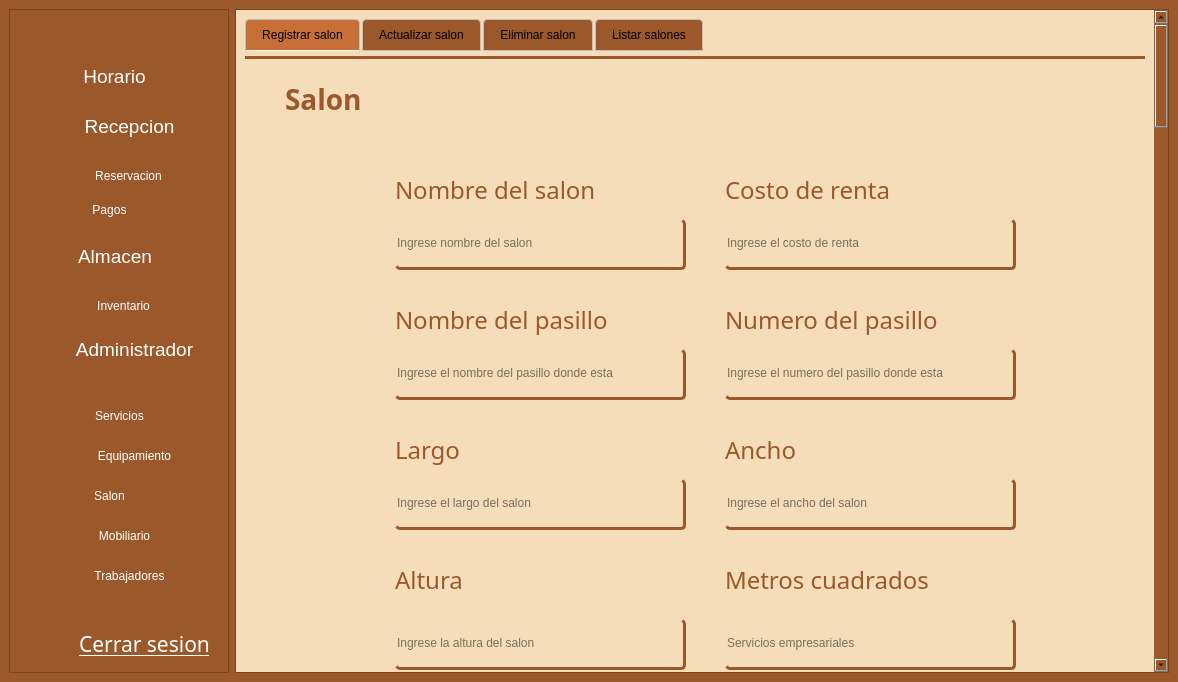
Qt form gui/admin_screen.ui (asp-laboratories/BookingRoom_Software) before a commit.
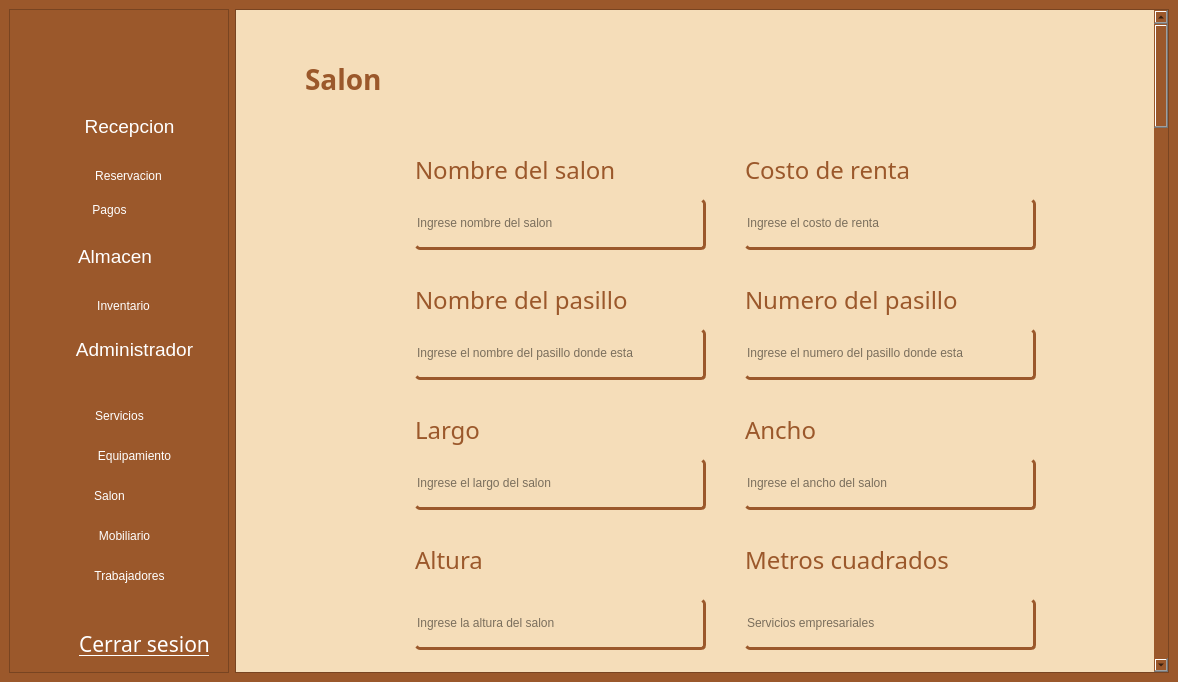
The same form after that commit. The open tabs and pages were chosen to show the change. Icons and pictures are not drawn.

Commit message: feat(gui): Pantallas segun el tipo de rol

```diff
--- a/gui/admin_screen.ui
+++ b/gui/admin_screen.ui
@@ -582,52 +582,6 @@
            <bool>true</bool>
           </property>
          </widget>
-         <widget class="QPushButton" name="btnRecepcion_2">
-          <property name="geometry">
-           <rect>
-            <x>60</x>
-            <y>40</y>
-            <width>71</width>
-            <height>34</height>
-           </rect>
-          </property>
-          <property name="font">
-           <font>
-            <pointsize>14</pointsize>
-           </font>
-          </property>
-          <property name="cursor">
-           <cursorShape>PointingHandCursor</cursorShape>
-          </property>
-          <property name="styleSheet">
-           <string notr="true">border: none;
-background-color: rgb(155, 88, 43);
-color: rgb(255, 255, 255);
-</string>
-          </property>
-          <property name="text">
-           <string>Horario</string>
-          </property>
-         </widget>
-         <widget class="QLabel" name="label_45">
-          <property name="geometry">
-           <rect>
-            <x>10</x>
-            <y>40</y>
-            <width>31</width>
-            <height>31</height>
-           </rect>
-          </property>
-          <property name="text">
-           <string/>
-          </property>
-          <property name="pixmap">
-           <pixmap>../Imagenes/Icons/calendar_today_45dp_FFFFFF_FILL0_wght400_GRAD0_opsz48.png</pixmap>
-          </property>
-          <property name="scaledContents">
-           <bool>true</bool>
-          </property>
-         </widget>
          <widget class="QLabel" name="linkLogin">
           <property name="geometry">
            <rect>
@@ -686,7 +640,7 @@
        <property name="geometry">
         <rect>
          <x>0</x>
-         <y>-109</y>
+         <y>0</y>
          <width>947</width>
          <height>4000</height>
         </rect>
@@ -2908,57 +2862,11 @@
            </widget>
           </widget>
           <widget class="QWidget" name="paginaSalon">
-           <widget class="QTabWidget" name="tabWidget_4">
+           <widget class="QLabel" name="lNombreS">
             <property name="geometry">
              <rect>
-              <x>0</x>
-              <y>0</y>
-              <width>951</width>
-              <height>851</height>
-             </rect>
-            </property>
-            <property name="styleSheet">
-             <string notr="true">QTabWidget::pane {
-    border-top: 3px solid #9b582b;
-	color: rgb(155, 88, 43);
-    margin-top: 5px;
-}
-
-QTabWidget::tab-bar {
-    alignment: left;
-}
-
-QTabBar::tab {
-    background-color: #9b582b;
-	selection-color: rgb(155, 88, 43);
-    border: 1px solid #c0c0c0;
-    padding: 8px 16px;
-    margin-right: 2px;
-    border-top-left-radius: 4px;
-    border-top-right-radius: 4px;
-}
-
-QTabBar::tab:selected {
-    background-color: #c67037;
-    border-bottom-color: white;
-}
-
-QTabBar::tab:hover {
-    background-color: rgb(105, 60, 29);
-}</string>
-            </property>
-            <property name="currentIndex">
-             <number>3</number>
-            </property>
-            <widget class="QWidget" name="tab_18">
-             <attribute name="title">
-              <string>Registrar salon</string>
-             </attribute>
-             <widget class="QLabel" name="lNombreP">
-              <property name="geometry">
-               <rect>
-                <x>150</x>
-                <y>240</y>
+              <x>170</x>
+              <y>130</y>
                 <width>291</width>
                 <height>41</height>
                </rect>
@@ -2975,14 +2883,39 @@
 </string>
               </property>
               <property name="text">
-               <string>Nombre del pasillo</string>
+             <string>Nombre del salon</string>
+            </property>
+           </widget>
+           <widget class="QLineEdit" name="saResultadoM2">
+            <property name="enabled">
+             <bool>false</bool>
+            </property>
+            <property name="geometry">
+             <rect>
+              <x>500</x>
+              <y>580</y>
+              <width>291</width>
+              <height>51</height>
+             </rect>
+            </property>
+            <property name="styleSheet">
+             <string notr="true">color: rgb(0, 0, 0);
+border-radius: 5px;
+border-bottom: 3px solid rgba(155, 88, 43, 1.0);
+border-right: 3px solid  rgba(155, 88, 43, 1.0);</string>
+            </property>
+            <property name="text">
+             <string/>
+            </property>
+            <property name="placeholderText">
+             <string>Servicios empresariales</string>
               </property>
              </widget>
              <widget class="QLineEdit" name="saNombrePasillo">
               <property name="geometry">
                <rect>
-                <x>150</x>
-                <y>290</y>
+              <x>170</x>
+              <y>310</y>
                 <width>291</width>
                 <height>51</height>
                </rect>
@@ -3000,33 +2933,35 @@
                <string>Ingrese el nombre del pasillo donde esta</string>
               </property>
              </widget>
-             <widget class="QLineEdit" name="saCostoRenta">
+           <widget class="QLabel" name="lNombreP">
               <property name="geometry">
                <rect>
-                <x>480</x>
-                <y>160</y>
+              <x>170</x>
+              <y>260</y>
                 <width>291</width>
-                <height>51</height>
-               </rect>
-              </property>
+              <height>41</height>
+             </rect>
+            </property>
+            <property name="font">
+             <font>
+              <family>Adwaita Sans</family>
+              <pointsize>18</pointsize>
+              <bold>false</bold>
+             </font>
+            </property>
               <property name="styleSheet">
-               <string notr="true">color: rgb(0, 0, 0);
-border-radius: 5px;
-border-bottom: 3px solid rgba(155, 88, 43, 1.0);
-border-right: 3px solid  rgba(155, 88, 43, 1.0);</string>
+             <string notr="true">color: rgba(155, 88, 43, 1.0);
+</string>
               </property>
               <property name="text">
-               <string/>
-              </property>
-              <property name="placeholderText">
-               <string>Ingrese el costo de renta</string>
+             <string>Nombre del pasillo</string>
               </property>
              </widget>
              <widget class="QLineEdit" name="saAncho">
               <property name="geometry">
                <rect>
-                <x>480</x>
-                <y>420</y>
+              <x>500</x>
+              <y>440</y>
                 <width>291</width>
                 <height>51</height>
                </rect>
@@ -3044,14 +2979,35 @@
                <string>Ingrese el ancho del salon</string>
               </property>
              </widget>
-             <widget class="QLineEdit" name="saResultadoM2">
-              <property name="enabled">
-               <bool>false</bool>
-              </property>
+           <widget class="QLabel" name="lCostoS">
+            <property name="geometry">
+             <rect>
+              <x>500</x>
+              <y>130</y>
+              <width>291</width>
+              <height>41</height>
+             </rect>
+            </property>
+            <property name="font">
+             <font>
+              <family>Adwaita Sans</family>
+              <pointsize>18</pointsize>
+              <bold>false</bold>
+             </font>
+            </property>
+            <property name="styleSheet">
+             <string notr="true">color: rgba(155, 88, 43, 1.0);
+</string>
+            </property>
+            <property name="text">
+             <string>Costo de renta</string>
+            </property>
+           </widget>
+           <widget class="QLineEdit" name="saAltura">
               <property name="geometry">
                <rect>
-                <x>480</x>
-                <y>560</y>
+              <x>170</x>
+              <y>580</y>
                 <width>291</width>
                 <height>51</height>
                </rect>
@@ -3066,55 +3022,14 @@
                <string/>
               </property>
               <property name="placeholderText">
-               <string>Servicios empresariales</string>
-              </property>
-             </widget>
-             <widget class="QPushButton" name="saCancelar">
-              <property name="geometry">
-               <rect>
-                <x>480</x>
-                <y>670</y>
-                <width>261</width>
-                <height>61</height>
-               </rect>
-              </property>
-              <property name="styleSheet">
-               <string notr="true">border-radius: 10px;
-background-color: #CA301B;</string>
-              </property>
-              <property name="text">
-               <string>Cancelar</string>
-              </property>
-             </widget>
-             <widget class="QLabel" name="saMensaje">
-              <property name="geometry">
-               <rect>
-                <x>350</x>
-                <y>770</y>
-                <width>251</width>
-                <height>41</height>
-               </rect>
-              </property>
-              <property name="font">
-               <font>
-                <family>Adwaita Sans</family>
-                <pointsize>-1</pointsize>
-                <bold>true</bold>
-               </font>
-              </property>
-              <property name="styleSheet">
-               <string notr="true">color: rgba(155, 88, 43, 1.0);
-font-size: 28px;</string>
-              </property>
-              <property name="text">
-               <string>&lt;html&gt;&lt;head/&gt;&lt;body&gt;&lt;p align=&quot;center&quot;&gt;&lt;span style=&quot; font-size:21pt;&quot;&gt;Mensaje&lt;/span&gt;&lt;/p&gt;&lt;/body&gt;&lt;/html&gt;</string>
+             <string>Ingrese la altura del salon</string>
               </property>
              </widget>
              <widget class="QLabel" name="label_8">
               <property name="geometry">
                <rect>
-                <x>40</x>
-                <y>20</y>
+              <x>60</x>
+              <y>40</y>
                 <width>251</width>
                 <height>41</height>
                </rect>
@@ -3134,11 +3049,94 @@
                <string>Salon</string>
               </property>
              </widget>
+           <widget class="QLineEdit" name="saNumeroPasillo">
+            <property name="geometry">
+             <rect>
+              <x>500</x>
+              <y>310</y>
+              <width>291</width>
+              <height>51</height>
+             </rect>
+            </property>
+            <property name="styleSheet">
+             <string notr="true">color: rgb(0, 0, 0);
+border-radius: 5px;
+border-bottom: 3px solid rgba(155, 88, 43, 1.0);
+border-right: 3px solid  rgba(155, 88, 43, 1.0);</string>
+            </property>
+            <property name="text">
+             <string/>
+            </property>
+            <property name="placeholderText">
+             <string>Ingrese el numero del pasillo donde esta</string>
+            </property>
+           </widget>
+           <widget class="QLineEdit" name="saLargo">
+            <property name="geometry">
+             <rect>
+              <x>170</x>
+              <y>440</y>
+              <width>291</width>
+              <height>51</height>
+             </rect>
+            </property>
+            <property name="styleSheet">
+             <string notr="true">color: rgb(0, 0, 0);
+border-radius: 5px;
+border-bottom: 3px solid rgba(155, 88, 43, 1.0);
+border-right: 3px solid  rgba(155, 88, 43, 1.0);</string>
+            </property>
+            <property name="text">
+             <string/>
+            </property>
+            <property name="placeholderText">
+             <string>Ingrese el largo del salon</string>
+            </property>
+           </widget>
+           <widget class="QPushButton" name="saConfirmar">
+            <property name="geometry">
+             <rect>
+              <x>200</x>
+              <y>690</y>
+              <width>261</width>
+              <height>61</height>
+             </rect>
+            </property>
+            <property name="styleSheet">
+             <string notr="true">border-radius: 10px;
+background-color: #2B9B32;</string>
+            </property>
+            <property name="text">
+             <string>Confirmar</string>
+            </property>
+           </widget>
+           <widget class="QLineEdit" name="saNombre">
+            <property name="geometry">
+             <rect>
+              <x>170</x>
+              <y>180</y>
+              <width>291</width>
+              <height>51</height>
+             </rect>
+            </property>
+            <property name="styleSheet">
+             <string notr="true">color: rgb(0, 0, 0);
+border-radius: 5px;
+border-bottom: 3px solid rgba(155, 88, 43, 1.0);
+border-right: 3px solid  rgba(155, 88, 43, 1.0);</string>
+            </property>
+            <property name="text">
+             <string/>
+            </property>
+            <property name="placeholderText">
+             <string>Ingrese nombre del salon</string>
+            </property>
+           </widget>
              <widget class="QLabel" name="lMetrosS">
               <property name="geometry">
                <rect>
-                <x>480</x>
-                <y>500</y>
+              <x>500</x>
+              <y>520</y>
                 <width>291</width>
                 <height>41</height>
                </rect>
@@ -3161,8 +3159,8 @@
              <widget class="QLabel" name="lAnchoS">
               <property name="geometry">
                <rect>
-                <x>480</x>
-                <y>370</y>
+              <x>500</x>
+              <y>390</y>
                 <width>291</width>
                 <height>41</height>
                </rect>
@@ -3182,79 +3180,11 @@
                <string>Ancho</string>
               </property>
              </widget>
-             <widget class="QLineEdit" name="saNombre">
-              <property name="geometry">
-               <rect>
-                <x>150</x>
-                <y>160</y>
-                <width>291</width>
-                <height>51</height>
-               </rect>
-              </property>
-              <property name="styleSheet">
-               <string notr="true">color: rgb(0, 0, 0);
-border-radius: 5px;
-border-bottom: 3px solid rgba(155, 88, 43, 1.0);
-border-right: 3px solid  rgba(155, 88, 43, 1.0);</string>
-              </property>
-              <property name="text">
-               <string/>
-              </property>
-              <property name="placeholderText">
-               <string>Ingrese nombre del salon</string>
-              </property>
-             </widget>
-             <widget class="QLabel" name="lAlturaS">
-              <property name="geometry">
-               <rect>
-                <x>150</x>
-                <y>500</y>
-                <width>291</width>
-                <height>41</height>
-               </rect>
-              </property>
-              <property name="font">
-               <font>
-                <family>Adwaita Sans</family>
-                <pointsize>18</pointsize>
-                <bold>false</bold>
-               </font>
-              </property>
-              <property name="styleSheet">
-               <string notr="true">color: rgba(155, 88, 43, 1.0);
-</string>
-              </property>
-              <property name="text">
-               <string>Altura</string>
-              </property>
-             </widget>
-             <widget class="QLineEdit" name="saLargo">
-              <property name="geometry">
-               <rect>
-                <x>150</x>
-                <y>420</y>
-                <width>291</width>
-                <height>51</height>
-               </rect>
-              </property>
-              <property name="styleSheet">
-               <string notr="true">color: rgb(0, 0, 0);
-border-radius: 5px;
-border-bottom: 3px solid rgba(155, 88, 43, 1.0);
-border-right: 3px solid  rgba(155, 88, 43, 1.0);</string>
-              </property>
-              <property name="text">
-               <string/>
-              </property>
-              <property name="placeholderText">
-               <string>Ingrese el largo del salon</string>
-              </property>
-             </widget>
              <widget class="QLabel" name="lLargoS">
               <property name="geometry">
                <rect>
-                <x>150</x>
-                <y>370</y>
+              <x>170</x>
+              <y>390</y>
                 <width>291</width>
                 <height>41</height>
                </rect>
@@ -3274,11 +3204,11 @@
                <string>Largo</string>
               </property>
              </widget>
-             <widget class="QLineEdit" name="saAltura">
+           <widget class="QLineEdit" name="saCostoRenta">
               <property name="geometry">
                <rect>
-                <x>150</x>
-                <y>560</y>
+              <x>500</x>
+              <y>180</y>
                 <width>291</width>
                 <height>51</height>
                </rect>
@@ -3293,31 +3223,14 @@
                <string/>
               </property>
               <property name="placeholderText">
-               <string>Ingrese la altura del salon</string>
-              </property>
-             </widget>
-             <widget class="QPushButton" name="saConfirmar">
-              <property name="geometry">
-               <rect>
-                <x>180</x>
-                <y>670</y>
-                <width>261</width>
-                <height>61</height>
-               </rect>
-              </property>
-              <property name="styleSheet">
-               <string notr="true">border-radius: 10px;
-background-color: #2B9B32;</string>
-              </property>
-              <property name="text">
-               <string>Confirmar</string>
+             <string>Ingrese el costo de renta</string>
               </property>
              </widget>
              <widget class="QLabel" name="lNumeroP">
               <property name="geometry">
                <rect>
-                <x>480</x>
-                <y>240</y>
+              <x>500</x>
+              <y>260</y>
                 <width>291</width>
                 <height>41</height>
                </rect>
@@ -3337,57 +3250,52 @@
                <string>Numero del pasillo</string>
               </property>
              </widget>
-             <widget class="QLabel" name="lCostoS">
+           <widget class="QLabel" name="saMensaje">
               <property name="geometry">
                <rect>
-                <x>480</x>
-                <y>110</y>
-                <width>291</width>
+              <x>370</x>
+              <y>790</y>
+              <width>251</width>
                 <height>41</height>
                </rect>
               </property>
               <property name="font">
                <font>
                 <family>Adwaita Sans</family>
-                <pointsize>18</pointsize>
-                <bold>false</bold>
+              <pointsize>-1</pointsize>
+              <bold>true</bold>
                </font>
               </property>
               <property name="styleSheet">
                <string notr="true">color: rgba(155, 88, 43, 1.0);
-</string>
+font-size: 28px;</string>
               </property>
               <property name="text">
-               <string>Costo de renta</string>
-              </property>
-             </widget>
-             <widget class="QLineEdit" name="saNumeroPasillo">
+             <string>&lt;html&gt;&lt;head/&gt;&lt;body&gt;&lt;p align=&quot;center&quot;&gt;&lt;span style=&quot; font-size:21pt;&quot;&gt;Mensaje&lt;/span&gt;&lt;/p&gt;&lt;/body&gt;&lt;/html&gt;</string>
+            </property>
+           </widget>
+           <widget class="QPushButton" name="saCancelar">
               <property name="geometry">
                <rect>
-                <x>480</x>
-                <y>290</y>
-                <width>291</width>
-                <height>51</height>
+              <x>500</x>
+              <y>690</y>
+              <width>261</width>
+              <height>61</height>
                </rect>
               </property>
               <property name="styleSheet">
-               <string notr="true">color: rgb(0, 0, 0);
-border-radius: 5px;
-border-bottom: 3px solid rgba(155, 88, 43, 1.0);
-border-right: 3px solid  rgba(155, 88, 43, 1.0);</string>
+             <string notr="true">border-radius: 10px;
+background-color: #CA301B;</string>
               </property>
               <property name="text">
-               <string/>
-              </property>
-              <property name="placeholderText">
-               <string>Ingrese el numero del pasillo donde esta</string>
-              </property>
-             </widget>
-             <widget class="QLabel" name="lNombreS">
+             <string>Cancelar</string>
+            </property>
+           </widget>
+           <widget class="QLabel" name="lAlturaS">
               <property name="geometry">
                <rect>
-                <x>150</x>
-                <y>110</y>
+              <x>170</x>
+              <y>520</y>
                 <width>291</width>
                 <height>41</height>
                </rect>
@@ -3404,25 +3312,8 @@
 </string>
               </property>
               <property name="text">
-               <string>Nombre del salon</string>
-              </property>
-             </widget>
-            </widget>
-            <widget class="QWidget" name="tab_19">
-             <attribute name="title">
-              <string>Actualizar salon</string>
-             </attribute>
-            </widget>
-            <widget class="QWidget" name="tab_21">
-             <attribute name="title">
-              <string>Eliminar salon</string>
-             </attribute>
-            </widget>
-            <widget class="QWidget" name="tab_22">
-             <attribute name="title">
-              <string>Listar salones</string>
-             </attribute>
-            </widget>
+             <string>Altura</string>
+            </property>
            </widget>
           </widget>
           <widget class="QWidget" name="paginaMobiliario">
```
Left out of the diff: 707 changed lines with no effect on the pictures. Lines whose indentation alone changed are shown as unchanged. The commit also changes 7 other files.
